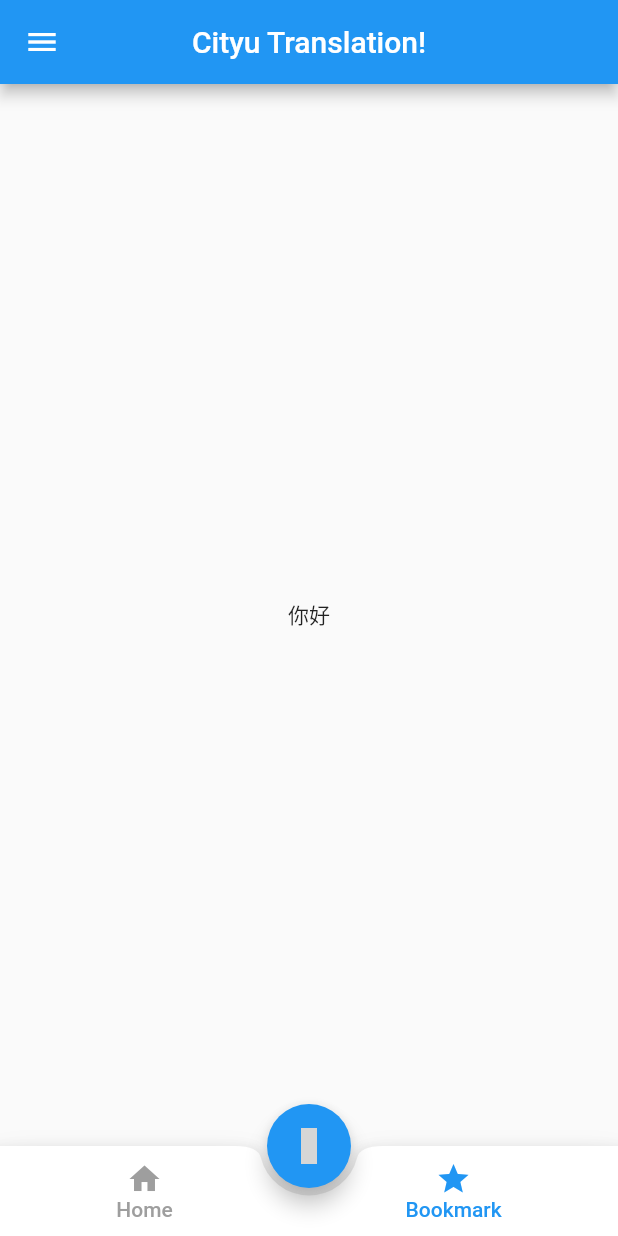
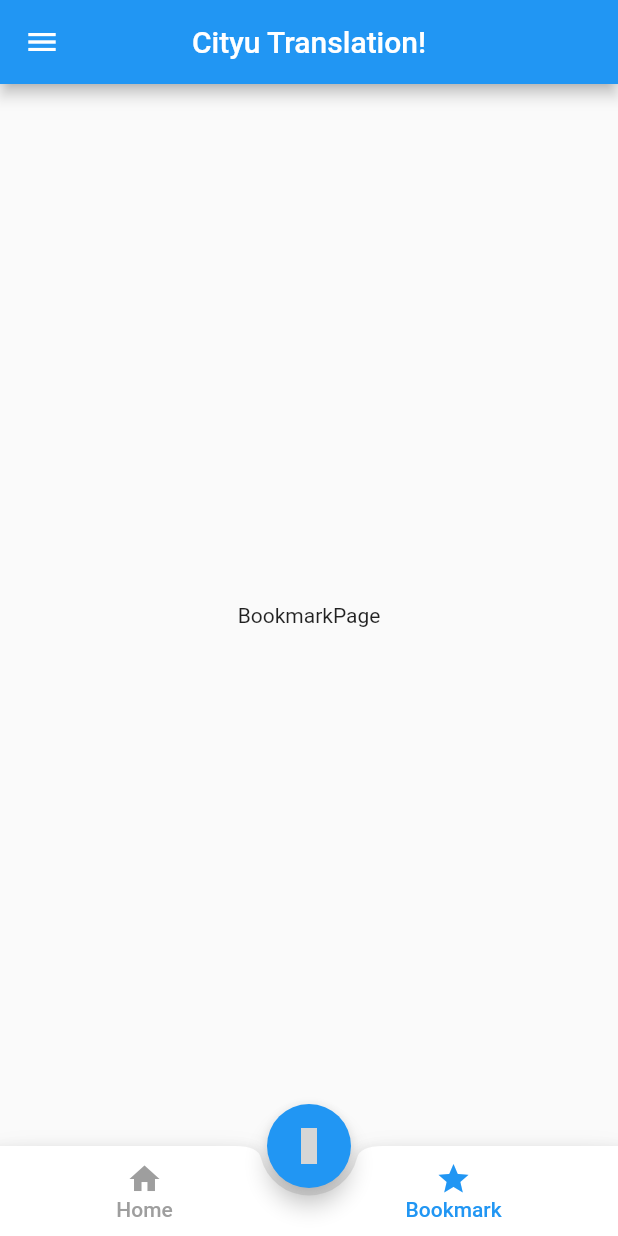
Before and after one commit to Kennylau1022/fyp_translation_apps, a Flutter app: the screen it shows after launch, after a tap on "Bookmark", on a phone screen of 412 x 824 dp. Run offline on Flutter 3.47's test engine with Material 2 defaults, Android fonts, the phone set to English and light mode, and no system bars; drawn by our look-alikes of flutter_advanced_drawer; our stand-ins replace dropdown_button2, flutter_swiper, flutter_tts, image_cropper, image_picker, speech_to_text and 1 more; missing offline and left inert: clipboard, google_mlkit_text_recognition, hawk_fab_menu; grey boxes are pictures that could not be loaded.

Commit message:
BookMarkPage create

```diff
--- a/lib/pages/Bookmark.dart
+++ b/lib/pages/Bookmark.dart
@@ -11,7 +11,7 @@ class _BookmarkState extends State<Bookmark> {
   Widget build(BuildContext context) {
      return Scaffold(
       body: Center(
-        child: Text("你好")),
+        child: Text("BookmarkPage")),
 
     );
   }
```
